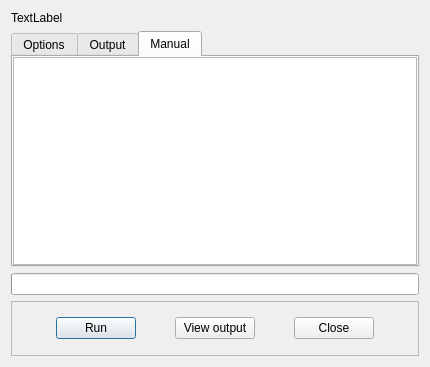
Before: the Qt Designer form src/plugins/grass/qgsgrassmodulebase.ui in qgis/QGIS, drawn with Qt 5.
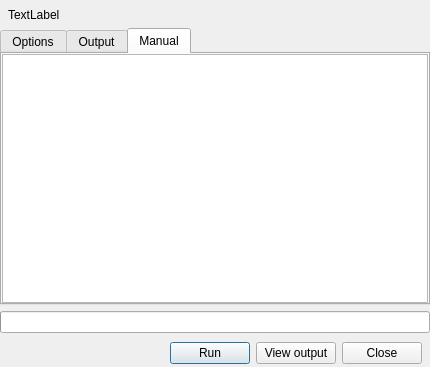
After: the same form once the commit is applied. The open tabs and pages were chosen to show the change.

Commit message: [GRASS] modules debug bar

```diff
--- a/src/plugins/grass/qgsgrassmodulebase.ui
+++ b/src/plugins/grass/qgsgrassmodulebase.ui
@@ -12,88 +12,107 @@
   <property name="windowTitle" >
    <string>GRASS Module</string>
   </property>
-  <layout class="QGridLayout" >
-   <item row="1" column="0" >
-    <widget class="QTabWidget" name="mTabWidget" >
-     <widget class="QWidget" name="options" >
-      <attribute name="title" >
-       <string>Options</string>
-      </attribute>
-     </widget>
-     <widget class="QWidget" name="output" >
-      <attribute name="title" >
-       <string>Output</string>
-      </attribute>
-      <layout class="QVBoxLayout" >
-       <property name="leftMargin" >
-        <number>0</number>
+  <layout class="QVBoxLayout" name="verticalLayout">
+   <property name="margin">
+    <number>0</number>
+   </property>
+   <item>
+    <layout class="QHBoxLayout" name="horizontalLayout">
+     <property name="leftMargin">
+      <number>8</number>
+     </property>
+     <property name="topMargin">
+      <number>8</number>
+     </property>
+     <property name="rightMargin">
+      <number>0</number>
+     </property>
+     <property name="bottomMargin">
+      <number>0</number>
+     </property>
+     <item>
+      <widget class="QLabel" name="lblModuleName">
+       <property name="sizePolicy">
+        <sizepolicy hsizetype="Expanding" vsizetype="Preferred">
+         <horstretch>0</horstretch>
+         <verstretch>0</verstretch>
+        </sizepolicy>
        </property>
-       <property name="topMargin" >
-        <number>0</number>
+       <property name="frameShape">
+        <enum>QFrame::NoFrame</enum>
        </property>
-       <property name="rightMargin" >
+       <property name="lineWidth">
         <number>0</number>
        </property>
-       <property name="bottomMargin" >
+       <property name="midLineWidth">
         <number>0</number>
        </property>
-       <item>
-        <widget class="QTextBrowser" name="mOutputTextBrowser" />
-       </item>
-      </layout>
-     </widget>
-     <widget class="QWidget" name="tab" >
-      <attribute name="title" >
-       <string>Manual</string>
-      </attribute>
-      <layout class="QVBoxLayout" >
-       <property name="leftMargin" >
-        <number>0</number>
+       <property name="text">
+        <string>TextLabel</string>
        </property>
-       <property name="topMargin" >
-        <number>0</number>
-       </property>
-       <property name="rightMargin" >
-        <number>0</number>
-       </property>
-       <property name="bottomMargin" >
-        <number>0</number>
-       </property>
-       <item>
-        <widget class="QTextBrowser" name="mManualTextBrowser" />
-       </item>
-      </layout>
-     </widget>
-    </widget>
+      </widget>
+     </item>
+    </layout>
    </item>
-   <item row="0" column="0" >
-    <widget class="QLabel" name="lblModuleName" >
-     <property name="sizePolicy" >
-      <sizepolicy vsizetype="Preferred" hsizetype="Expanding" >
+   <item>
+    <widget class="QTabWidget" name="mTabWidget">
+     <property name="sizePolicy">
+      <sizepolicy hsizetype="Expanding" vsizetype="Expanding">
        <horstretch>0</horstretch>
        <verstretch>0</verstretch>
       </sizepolicy>
      </property>
-     <property name="text" >
-      <string>TextLabel</string>
-     </property>
+     <widget class="QWidget" name="options">
+      <attribute name="title">
+       <string>Options</string>
+      </attribute>
+     </widget>
+     <widget class="QWidget" name="output">
+      <attribute name="title">
+       <string>Output</string>
+      </attribute>
+      <layout class="QVBoxLayout">
+       <property name="margin">
+        <number>0</number>
+       </property>
+       <item>
+        <widget class="QTextBrowser" name="mOutputTextBrowser"/>
+       </item>
+      </layout>
+     </widget>
+     <widget class="QWidget" name="tab">
+      <attribute name="title">
+       <string>Manual</string>
+      </attribute>
+      <layout class="QVBoxLayout">
+       <property name="margin">
+        <number>0</number>
+       </property>
+       <item>
+        <widget class="QTextBrowser" name="mManualTextBrowser"/>
+       </item>
+      </layout>
+     </widget>
     </widget>
    </item>
-   <item row="3" column="0" >
-    <widget class="QFrame" name="frame4" >
-     <property name="frameShape" >
-      <enum>QFrame::StyledPanel</enum>
-     </property>
-     <property name="frameShadow" >
-      <enum>QFrame::Plain</enum>
-     </property>
-     <property name="lineWidth" >
-      <number>0</number>
-     </property>
-     <property name="margin" stdset="0" >
-      <number>0</number>
-     </property>
-     <layout class="QHBoxLayout" >
+   <item>
+    <widget class="QProgressBar" name="mProgressBar"/>
+   </item>
+   <item>
+    <widget class="QWidget" name="widget" native="true">
+     <layout class="QHBoxLayout" name="horizontalLayout_2">
+      <property name="leftMargin">
+       <number>0</number>
+      </property>
+      <property name="topMargin">
+       <number>0</number>
+      </property>
+      <property name="rightMargin">
+       <number>8</number>
+      </property>
+      <property name="bottomMargin">
+       <number>0</number>
+      </property>
       <item>
        <spacer>
         <property name="orientation" >
@@ -102,89 +121,59 @@
         <property name="sizeType" >
          <enum>QSizePolicy::Expanding</enum>
         </property>
-        <property name="sizeHint" >
+        <property name="sizeHint" stdset="0">
          <size>
-          <width>21</width>
-          <height>31</height>
+          <width>198</width>
+          <height>28</height>
          </size>
         </property>
        </spacer>
       </item>
       <item>
-       <widget class="QPushButton" name="mRunButton" >
-        <property name="text" >
+       <widget class="QPushButton" name="mRunButton">
+        <property name="sizePolicy">
+         <sizepolicy hsizetype="Minimum" vsizetype="Fixed">
+          <horstretch>0</horstretch>
+          <verstretch>0</verstretch>
+         </sizepolicy>
+        </property>
+        <property name="text">
          <string>Run</string>
         </property>
        </widget>
       </item>
       <item>
-       <spacer>
-        <property name="orientation" >
-         <enum>Qt::Horizontal</enum>
+       <widget class="QPushButton" name="mViewButton">
+        <property name="sizePolicy">
+         <sizepolicy hsizetype="Minimum" vsizetype="Fixed">
+          <horstretch>0</horstretch>
+          <verstretch>0</verstretch>
+         </sizepolicy>
         </property>
-        <property name="sizeType" >
-         <enum>QSizePolicy::Expanding</enum>
-        </property>
-        <property name="sizeHint" >
-         <size>
-          <width>31</width>
-          <height>31</height>
-         </size>
-        </property>
-       </spacer>
-      </item>
-      <item>
-       <widget class="QPushButton" name="mViewButton" >
-        <property name="text" >
+        <property name="text">
          <string>View output</string>
         </property>
        </widget>
       </item>
       <item>
-       <spacer>
-        <property name="orientation" >
-         <enum>Qt::Horizontal</enum>
+       <widget class="QPushButton" name="mCloseButton">
+        <property name="sizePolicy">
+         <sizepolicy hsizetype="Minimum" vsizetype="Fixed">
+          <horstretch>0</horstretch>
+          <verstretch>0</verstretch>
+         </sizepolicy>
         </property>
-        <property name="sizeHint" >
-         <size>
-          <width>31</width>
-          <height>20</height>
-         </size>
-        </property>
-       </spacer>
-      </item>
-      <item>
-       <widget class="QPushButton" name="mCloseButton" >
-        <property name="text" >
+        <property name="text">
          <string>Close</string>
         </property>
        </widget>
       </item>
-      <item>
-       <spacer>
-        <property name="orientation" >
-         <enum>Qt::Horizontal</enum>
-        </property>
-        <property name="sizeType" >
-         <enum>QSizePolicy::Expanding</enum>
-        </property>
-        <property name="sizeHint" >
-         <size>
-          <width>21</width>
-          <height>31</height>
-         </size>
-        </property>
-       </spacer>
-      </item>
      </layout>
     </widget>
    </item>
-   <item row="2" column="0" >
-    <widget class="QProgressBar" name="mProgressBar" />
-   </item>
   </layout>
  </widget>
- <layoutdefault spacing="6" margin="11" />
+ <layoutdefault spacing="6" margin="11"/>
  <resources/>
  <connections/>
 </ui>
```
Left out of the diff: 13 changed lines with no effect on the pictures. The commit also changes 12 other files.
